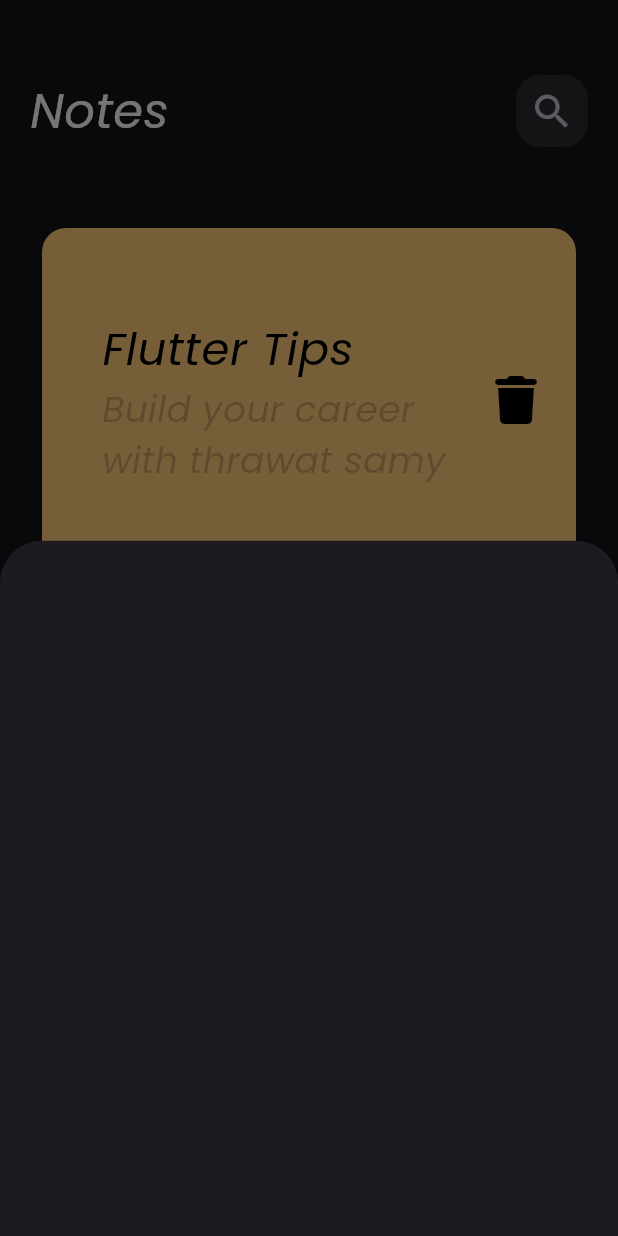
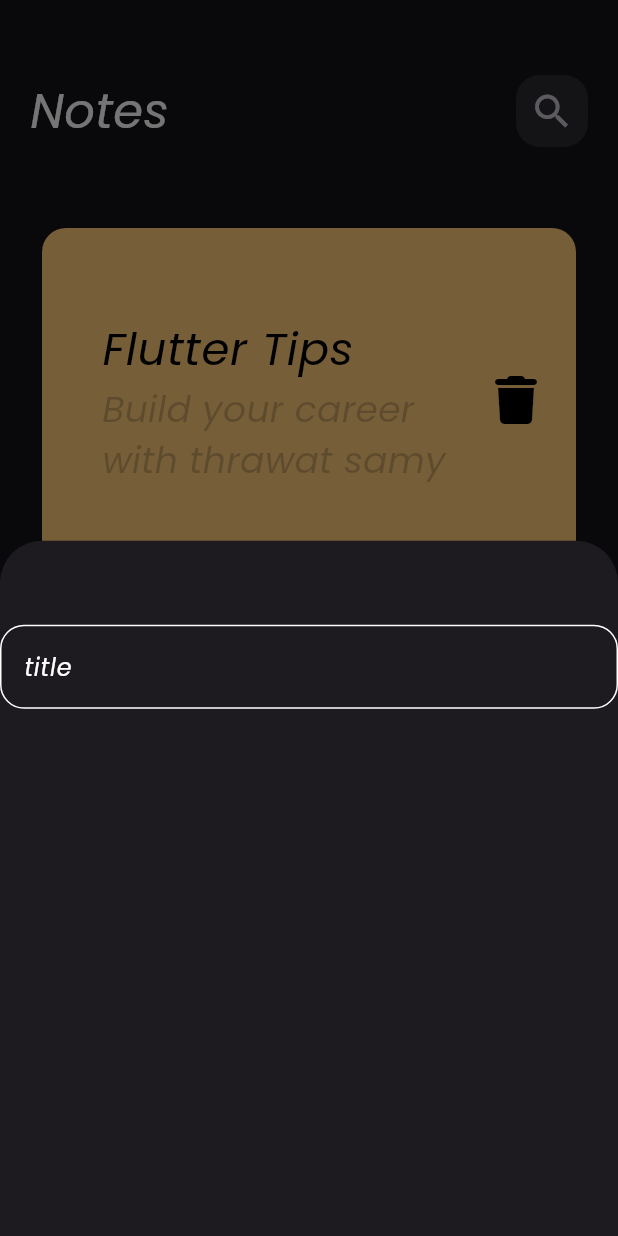
Before and after one commit to merooahmed/note_app, a Flutter app: the screen it shows after launch, after a tap on the "add" icon, on a phone screen of 412 x 824 dp. Run offline on Flutter 3.47's test engine with Material 3 defaults, Android fonts, the phone set to English and light mode, and no system bars; our stand-ins replace font_awesome_flutter.

Commit message:
create custom text field

```diff
--- /dev/null
+++ b/lib/constants.dart
@@ -0,0 +1,2 @@
+import 'package:flutter/material.dart';
+const kprimarycolor = Color(0xff2AC2D1);
--- /dev/null
+++ b/lib/views/widgets/custom_texxt_field.dart
@@ -0,0 +1,26 @@
+import 'package:flutter/material.dart';
+import 'package:noteapp/constants.dart';
+
+class CustomTextField extends StatelessWidget {
+  const CustomTextField({super.key});
+
+  @override
+  Widget build(BuildContext context) {
+    return Padding(
+      padding: const EdgeInsets.symmetric(vertical: 24),
+      child: TextField(
+        cursorColor: kprimarycolor,
+        decoration: InputDecoration(
+          hintText: 'title',
+          hintStyle: TextStyle(color: Colors.white),
+          enabledBorder: OutlineInputBorder(
+              borderRadius: BorderRadius.circular(16),
+              borderSide: BorderSide(color: Colors.white)),
+          focusedBorder: OutlineInputBorder(
+              borderRadius: BorderRadius.circular(16),
+              borderSide: BorderSide(color: kprimarycolor)),
+        ),
+      ),
+    );
+  }
+}
--- a/lib/views/widgets/note_bottom_model.dart
+++ b/lib/views/widgets/note_bottom_model.dart
@@ -1,10 +1,18 @@
 import 'package:flutter/material.dart';
+import 'package:noteapp/views/widgets/custom_texxt_field.dart';
 
 class NoteModelbottomSheet extends StatelessWidget {
   const NoteModelbottomSheet({super.key});
 
   @override
   Widget build(BuildContext context) {
-    return  Container();
+    return Column(
+      children: [
+        SizedBox(
+          height: 32,
+        ),
+        CustomTextField(),
+      ],
+    );
   }
 }
```
Also changed, not shown: lib/views/notes_view.dart (+5 -3 lines).
